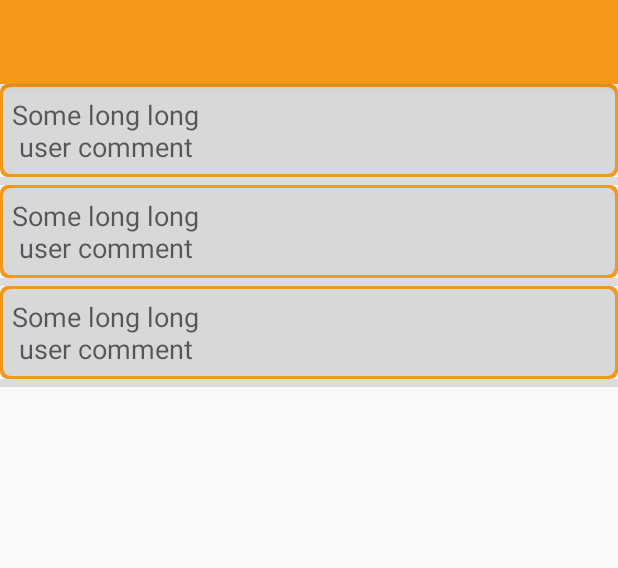
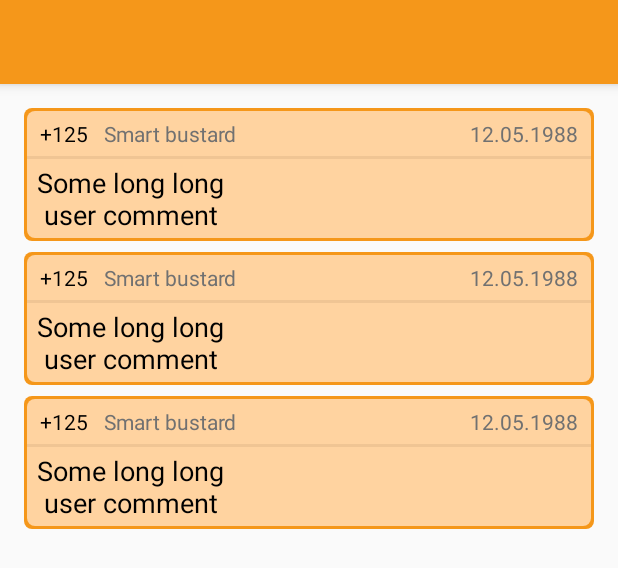
Before and after one commit to marchelo/DevelopersLite, an Android app: the layout activity_post_details.xml on its own in the app's theme, with its tools: preview values and no code run, on a phone screen of 412 x 824 dp. Shown: the top 568 px of the screen. Run offline under Robolectric (Android 15) with nearby library versions, the phone set to English and light mode, and no system bars.

Commit message:
improving UI for comments

```diff
--- a/app/src/main/res/drawable/comment_bg.xml
+++ b/app/src/main/res/drawable/comment_bg.xml
@@ -12,7 +12,7 @@
         android:left="2dp">
         <shape android:shape="rectangle">
             <corners android:radius="5dp" />
-            <solid android:color="@color/colorBackground" />
+            <solid android:color="@color/colorPrimaryVeryPale" />
         </shape>
     </item>
 </layer-list>
--- a/app/src/main/res/layout/activity_post_details.xml
+++ b/app/src/main/res/layout/activity_post_details.xml
@@ -10,7 +10,14 @@
         android:id="@+id/list_view_post_details"
         android:layout_width="match_parent"
         android:layout_height="match_parent"
-        android:dividerHeight="5dp"
+        android:dividerHeight="7dp"
+        android:divider="@android:color/transparent"
+        android:paddingBottom="@dimen/activity_vertical_margin"
+        android:paddingLeft="@dimen/activity_horizontal_margin"
+        android:paddingRight="@dimen/activity_horizontal_margin"
+        android:paddingTop="@dimen/activity_vertical_margin"
+        android:clipToPadding="false"
+        android:scrollbarStyle="outsideOverlay"
         tools:listitem="@layout/item_view_comment"
         tools:listheader="@layout/header_view_post_details" />
 </LinearLayout>
--- a/app/src/main/res/layout/header_view_post_details.xml
+++ b/app/src/main/res/layout/header_view_post_details.xml
@@ -6,10 +6,6 @@
     android:layout_width="match_parent"
     android:layout_height="wrap_content"
     android:orientation="vertical"
-    android:paddingBottom="@dimen/activity_vertical_margin"
-    android:paddingLeft="@dimen/activity_horizontal_margin"
-    android:paddingRight="@dimen/activity_horizontal_margin"
-    android:paddingTop="@dimen/activity_vertical_margin"
     tools:ignore="UnusedAttribute">
 
     <include layout="@layout/layout_desc_n_image_post"/>
--- a/app/src/main/res/layout/item_view_comment.xml
+++ b/app/src/main/res/layout/item_view_comment.xml
@@ -1,12 +1,90 @@
 <?xml version="1.0" encoding="utf-8"?>
-<TextView
+<RelativeLayout
     xmlns:android="http://schemas.android.com/apk/res/android"
     xmlns:tools="http://schemas.android.com/tools"
-    android:id="@+id/txt_comment"
     android:layout_width="match_parent"
     android:layout_height="wrap_content"
     android:background="@drawable/comment_bg"
-    android:padding="8dp"
-    android:textIsSelectable="true"
-    android:textAppearance="?android:attr/textAppearanceMedium"
-    tools:text="Some long long\n user comment" />
+    android:padding="2dp"
+    tools:layout_margin="5dp">
+
+    <TextView
+        android:id="@+id/txt_rating"
+        android:layout_width="wrap_content"
+        android:layout_height="wrap_content"
+        android:layout_marginLeft="3dp"
+        android:layout_marginStart="3dp"
+        android:padding="5dp"
+        android:textAppearance="?android:attr/textAppearanceSmall"
+        android:textColor="@android:color/black"
+        tools:text="+125"/>
+
+    <TextView
+        android:id="@+id/txt_date"
+        android:layout_width="wrap_content"
+        android:layout_height="wrap_content"
+        android:layout_alignParentEnd="true"
+        android:layout_alignParentRight="true"
+        android:layout_marginEnd="3dp"
+        android:layout_marginRight="3dp"
+        android:padding="5dp"
+        android:textAppearance="?android:attr/textAppearanceSmall"
+        android:textColor="@color/gray_color"
+        tools:text="12.05.1988"/>
+
+    <TextView
+        android:id="@+id/txt_author"
+        android:layout_width="match_parent"
+        android:layout_height="wrap_content"
+        android:layout_toEndOf="@+id/txt_rating"
+        android:layout_toLeftOf="@+id/txt_date"
+        android:layout_toRightOf="@+id/txt_rating"
+        android:layout_toStartOf="@+id/txt_date"
+        android:ellipsize="end"
+        android:padding="5dp"
+        android:textAppearance="?android:attr/textAppearanceSmall"
+        android:textColor="@color/gray_color"
+        tools:text="Smart bustard"/>
+
+    <View
+        android:id="@+id/top_divider"
+        android:layout_width="match_parent"
+        android:layout_height="2dp"
+        android:layout_below="@+id/txt_date"
+        android:background="@color/colorPrimaryPale"/>
+
+    <TextView
+        android:id="@+id/txt_comment"
+        android:layout_width="match_parent"
+        android:layout_height="wrap_content"
+        android:layout_below="@+id/top_divider"
+        android:layout_marginEnd="3dp"
+        android:layout_marginLeft="3dp"
+        android:layout_marginRight="3dp"
+        android:layout_marginStart="3dp"
+        android:gravity="fill"
+        android:padding="3dp"
+        android:textAppearance="?android:attr/textAppearanceMedium"
+        android:textColor="@android:color/black"
+        android:textIsSelectable="true"
+        tools:text="Some long long\n user comment"/>
+
+    <!--<View-->
+    <!--android:id="@+id/bottom_divider"-->
+    <!--android:layout_width="match_parent"-->
+    <!--android:layout_height="2dp"-->
+    <!--android:layout_below="@+id/txt_comment"-->
+    <!--android:background="@color/colorPrimary"/>-->
+
+    <!--<TextView-->
+    <!--android:id="@+id/txt_likes"-->
+    <!--android:layout_width="wrap_content"-->
+    <!--android:layout_height="wrap_content"-->
+    <!--android:layout_alignParentEnd="true"-->
+    <!--android:layout_alignParentRight="true"-->
+    <!--android:textColor="@color/gray_color"-->
+    <!--android:padding="5dp"-->
+    <!--android:textAppearance="?android:attr/textAppearanceMedium"-->
+    <!--tools:text="12.05.1988"/>-->
+
+</RelativeLayout>
```
Also changed, not shown: app/src/main/java/com/marchelo/developerslite/details/CommentsAdapter.java (+10 -2 lines), app/src/main/java/com/marchelo/developerslite/model/Comment.java (+80 -3 lines).
